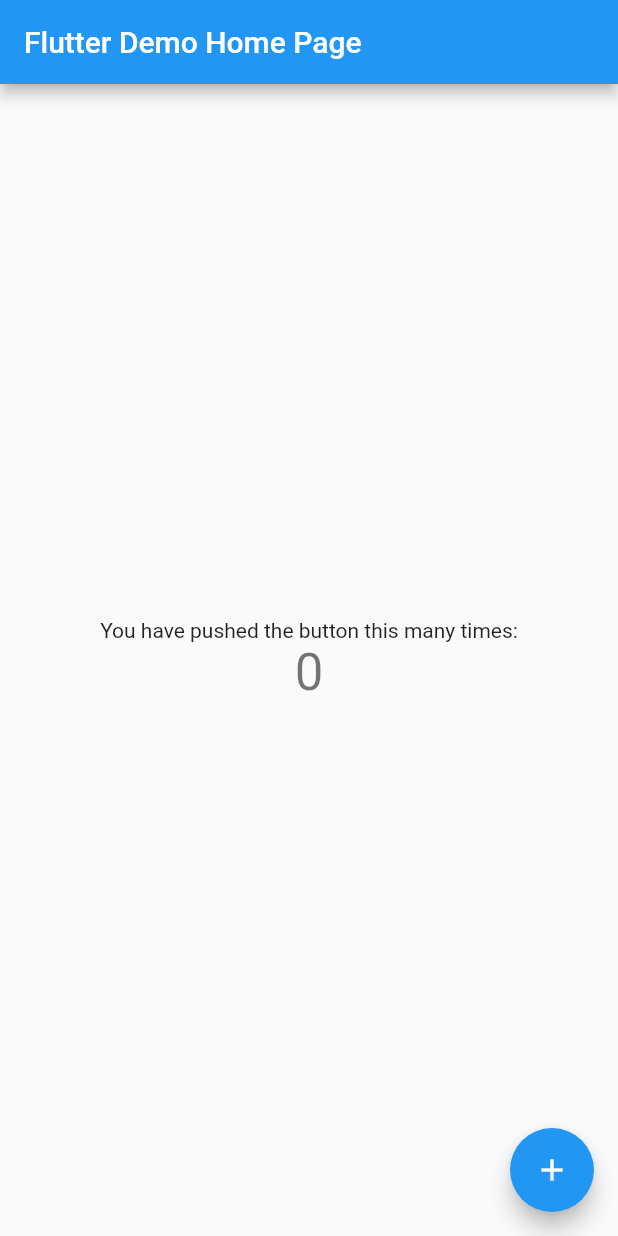
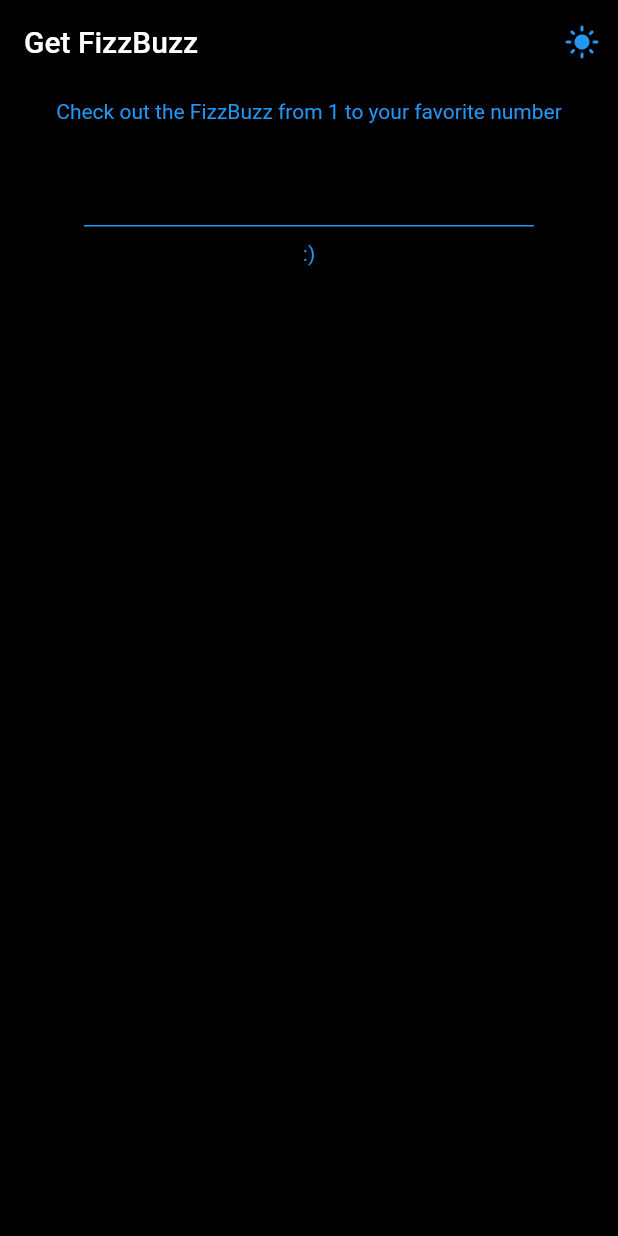
Before and after one commit to luckymaltipoo/flutterfizzbuzz, a Flutter app: the screen it shows after launch, on a phone screen of 412 x 824 dp. Run offline on Flutter 3.47's test engine with Material 2 defaults, Android fonts, the phone set to English and light mode, and no system bars.

Commit message:
added in input screen in homepage , added in fizzbuzz function, added in user input and futurebuilder displaying results

```diff
--- a/fizzbuzzapp/lib/main.dart
+++ b/fizzbuzzapp/lib/main.dart
@@ -1,3 +1,4 @@
+import 'package:fizzbuzzapp/screen/input.dart';
 import 'package:flutter/material.dart';
 
 void main() {
@@ -11,105 +12,10 @@
   @override
   Widget build(BuildContext context) {
     return MaterialApp(
-      title: 'Flutter Demo',
+      title: 'flutter',
       theme: ThemeData(
-        // This is the theme of your application.
-        //
-        // Try running your application with "flutter run". You'll see the
-        // application has a blue toolbar. Then, without quitting the app, try
-        // changing the primarySwatch below to Colors.green and then invoke
-        // "hot reload" (press "r" in the console where you ran "flutter run",
-        // or simply save your changes to "hot reload" in a Flutter IDE).
-        // Notice that the counter didn't reset back to zero; the application
-        // is not restarted.
-        primarySwatch: Colors.blue,
-      ),
-      home: const MyHomePage(title: 'Flutter Demo Home Page'),
+          primaryColor: Colors.blue, scaffoldBackgroundColor: Colors.black),
+      home: InputScreen(),
     );
   }
 }
-
-class MyHomePage extends StatefulWidget {
-  const MyHomePage({Key? key, required this.title}) : super(key: key);
-
-  // This widget is the home page of your application. It is stateful, meaning
-  // that it has a State object (defined below) that contains fields that affect
-  // how it looks.
-
-  // This class is the configuration for the state. It holds the values (in this
-  // case the title) provided by the parent (in this case the App widget) and
-  // used by the build method of the State. Fields in a Widget subclass are
-  // always marked "final".
-
-  final String title;
-
-  @override
-  State<MyHomePage> createState() => _MyHomePageState();
-}
-
-class _MyHomePageState extends State<MyHomePage> {
-  int _counter = 0;
-
-  void _incrementCounter() {
-    setState(() {
-      // This call to setState tells the Flutter framework that something has
-      // changed in this State, which causes it to rerun the build method below
-      // so that the display can reflect the updated values. If we changed
-      // _counter without calling setState(), then the build method would not be
-      // called again, and so nothing would appear to happen.
-      _counter++;
-    });
-  }
-
-  @override
-  Widget build(BuildContext context) {
-    // This method is rerun every time setState is called, for instance as done
-    // by the _incrementCounter method above.
-    //
-    // The Flutter framework has been optimized to make rerunning build methods
-    // fast, so that you can just rebuild anything that needs updating rather
-    // than having to individually change instances of widgets.
-    return Scaffold(
-      appBar: AppBar(
-        // Here we take the value from the MyHomePage object that was created by
-        // the App.build method, and use it to set our appbar title.
-        title: Text(widget.title),
-      ),
-      body: Center(
-        // Center is a layout widget. It takes a single child and positions it
-        // in the middle of the parent.
-        child: Column(
-          // Column is also a layout widget. It takes a list of children and
-          // arranges them vertically. By default, it sizes itself to fit its
-          // children horizontally, and tries to be as tall as its parent.
-          //
-          // Invoke "debug painting" (press "p" in the console, choose the
-          // "Toggle Debug Paint" action from the Flutter Inspector in Android
-          // Studio, or the "Toggle Debug Paint" command in Visual Studio Code)
-          // to see the wireframe for each widget.
-          //
-          // Column has various properties to control how it sizes itself and
-          // how it positions its children. Here we use mainAxisAlignment to
-          // center the children vertically; the main axis here is the vertical
-          // axis because Columns are vertical (the cross axis would be
-          // horizontal).
-          mainAxisAlignment: MainAxisAlignment.center,
-          children: <Widget>[
-            const Text(
-              'You have pushed the button this many times:',
-            ),
-            Text(
-              '$_counter',
-              style: Theme.of(context).textTheme.headline4,
-            ),
-          ],
-        ),
-      ),
-      floatingActionButton: FloatingActionButton(
-        onPressed: _incrementCounter,
-        tooltip: 'Increment',
-        child: const Icon(Icons.add),
-      ), // This trailing comma makes auto-formatting nicer for build methods.
-    );
-  }
-}
--- /dev/null
+++ b/fizzbuzzapp/lib/screen/input.dart
@@ -0,0 +1,109 @@
+import 'package:flutter/material.dart';
+import 'package:fizzbuzzapp/utils/global_method.dart';
+
+class InputScreen extends StatefulWidget {
+  const InputScreen({Key? key}) : super(key: key);
+
+  @override
+  State<InputScreen> createState() => _InputScreenState();
+}
+
+class _InputScreenState extends State<InputScreen> {
+  int keyboard_num = 0;
+  @override
+  Widget build(BuildContext context) {
+    return Scaffold(
+        appBar: AppBar(
+            elevation: 0,
+            backgroundColor: Theme.of(context).scaffoldBackgroundColor,
+            title: Text('Get FizzBuzz'),
+            actions: [
+              IconButton(
+                  onPressed: () {},
+                  icon: Icon(Icons.light_mode,
+                      color: Theme.of(context).primaryColor))
+            ]),
+        body: GestureDetector(
+            behavior: HitTestBehavior.opaque,
+            onPanDown: (_) {
+              FocusScope.of(context).requestFocus(FocusNode());
+            },
+            child: SingleChildScrollView(
+              child: Center(
+                  child: Column(
+                children: [
+                  Container(
+                      padding: EdgeInsets.all(10),
+                      child: Text(
+                        'Check out the FizzBuzz from 1 to your favorite number',
+                        textAlign: TextAlign.center,
+                        style: TextStyle(color: Theme.of(context).primaryColor),
+                      )),
+                  SizedBox(
+                    width: 300,
+                    child: TextField(
+                        // ignore_for_file: prefer_const_constructors
+                        decoration: InputDecoration(
+                          labelText: 'Enter Your Number',
+                          enabledBorder: UnderlineInputBorder(
+                            borderSide: BorderSide(
+                                color: Theme.of(context).primaryColor),
+                          ),
+                        ),
+                        keyboardType: TextInputType.number,
+                        style: TextStyle(color: Theme.of(context).primaryColor),
+                        onChanged: (text) {
+                          if (double.tryParse(text) != null) {
+                            setState(() => keyboard_num = int.parse(text));
+                          } else {
+                            print('is empty');
+                            setState(() => keyboard_num = 0);
+                          }
+                        }),
+                  ),
+                  SizedBox(
+                    height: MediaQuery.of(context).size.height * 0.65,
+                    child: keyboard_num > 0
+                        ? FutureBuilder(
+                            future: GlobalMethod.loadFizzBuzzData(keyboard_num),
+                            builder: (BuildContext ctx,
+                                    AsyncSnapshot<List> snapshot) =>
+                                snapshot.hasData
+                                    ? ListView.builder(
+                                        // render the list
+                                        itemCount: snapshot.data!.length,
+                                        itemBuilder:
+                                            (BuildContext context, index) =>
+                                                Card(
+                                          margin: const EdgeInsets.all(10),
+                                          // render list item
+                                          child: ListTile(
+                                            key: Key('listtilekey'),
+                                            contentPadding:
+                                                const EdgeInsets.all(10),
+                                            title: Text(snapshot.data![index]
+                                                .toString()),
+                                          ),
+                                        ),
+                                      )
+                                    : const Center(
+                                        // render the loading indicator
+                                        child: CircularProgressIndicator(),
+                                      ))
+                        : Padding(
+                            padding: EdgeInsets.all(10),
+                            child: Text(
+                              ':)',
+                              style: TextStyle(
+                                  color: Theme.of(context).primaryColor),
+                            ),
+                          ),
+                  ),
+                  SizedBox(
+                    height: MediaQuery.of(context).size.height * 0.1,
+                  )
+                ],
+              )),
+            )));
+  }
+}
--- a/fizzbuzzapp/pubspec.yaml
+++ b/fizzbuzzapp/pubspec.yaml
@@ -34,6 +34,8 @@
   # The following adds the Cupertino Icons font to your application.
   # Use with the CupertinoIcons class for iOS style icons.
   cupertino_icons: ^1.0.2
+  shared_preferences: ^2.0.15
+  provider: ^6.0.3
 
 dev_dependencies:
   flutter_test:
```
Also changed, not shown: fizzbuzzapp/analysis_options.yaml (+3 -25 lines), fizzbuzzapp/lib/utils/global_method.dart (added, +26 -0 lines), fizzbuzzapp/pubspec.lock, 11 other files.
